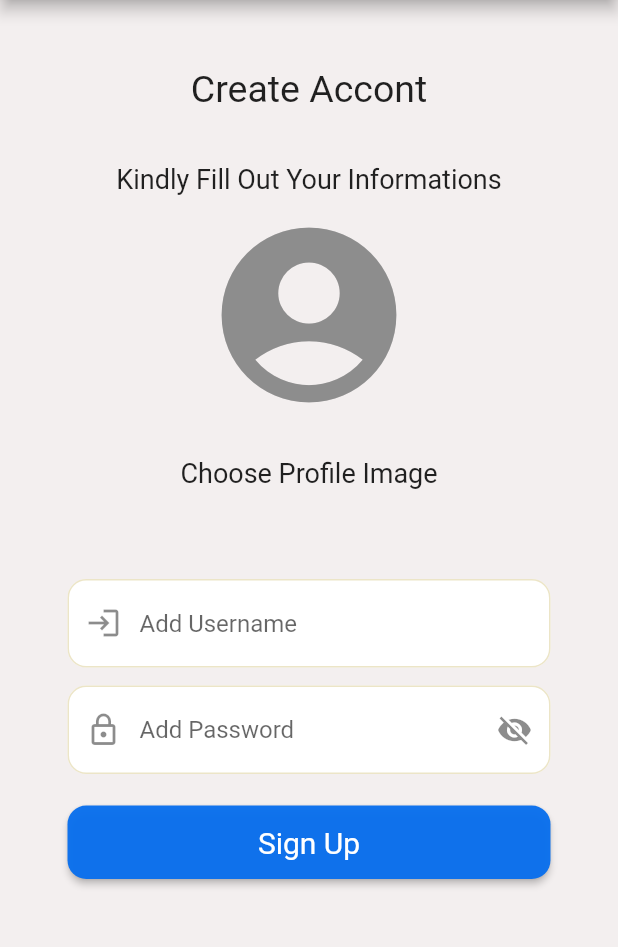
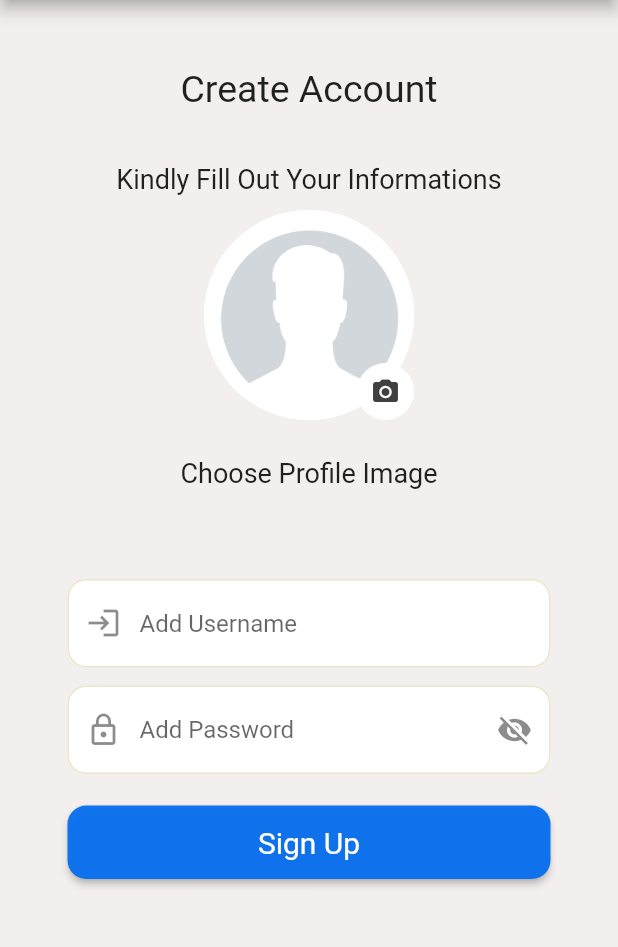
Before and after one commit to AbdulazizAlkhars/bank_app, a Flutter app: the SignUp screen opened by its route, on a phone screen of 412 x 824 dp, the part 84-1031 px from its top. Run offline on Flutter 3.47's test engine with Material 2 defaults, Android fonts, the phone set to English and light mode, and no system bars; our stand-ins replace countup, dio, go_router, image_picker, shared_preferences; missing offline and left inert: jwt_decode; accounts and stored records are empty; network calls fail.

Commit message:
sign up page edited

```diff
--- a/lib/pages/signup.dart
+++ b/lib/pages/signup.dart
@@ -27,7 +27,7 @@ class SignUp extends StatelessWidget {
             Padding(
               padding: const EdgeInsets.all(25.0),
               child: Text(
-                "Create Accont",
+                "Create Account",
                 style: TextStyle(
                   fontSize: 25,
                   //  fontWeight: FontWeight.bold
--- a/lib/widget/signup_form.dart
+++ b/lib/widget/signup_form.dart
@@ -99,11 +99,34 @@ class SignUpFormState extends State<SignUpForm> {
                           ),
                         )
                       : Center(
-                          child: Icon(
-                            Icons.account_circle_rounded,
-                            color: Color.fromARGB(255, 141, 141, 141),
-                            size: 140,
+                          child: CircleAvatar(
+                            radius: 100.0,
+                            backgroundColor: Colors.white,
+                            child: CircleAvatar(
+                              child: Align(
+                                alignment: Alignment.bottomRight,
+                                child: CircleAvatar(
+                                  backgroundColor: Colors.white,
+                                  radius: 19.0,
+                                  child: Icon(
+                                    Icons.camera_alt,
+                                    size: 20.0,
+                                    color: Color(0xFF404040),
+                                  ),
+                                ),
+                              ),
+                              radius: 100.0,
+                              backgroundColor: Colors.white,
+                              backgroundImage:
+                                  AssetImage('assets/images/image-default.png'),
+                            ),
                           ),
+
+                          // Icon(
+                          //   Icons.account_circle_rounded,
+                          //   color: Color.fromARGB(255, 141, 141, 141),
+                          //   size: 140,
+                          // ),
                         ),
                 ),
               ),
```
Also changed, not shown: lib/pages/editprofile.dart (+31 -10 lines), assets/images/image-default.png (added).
